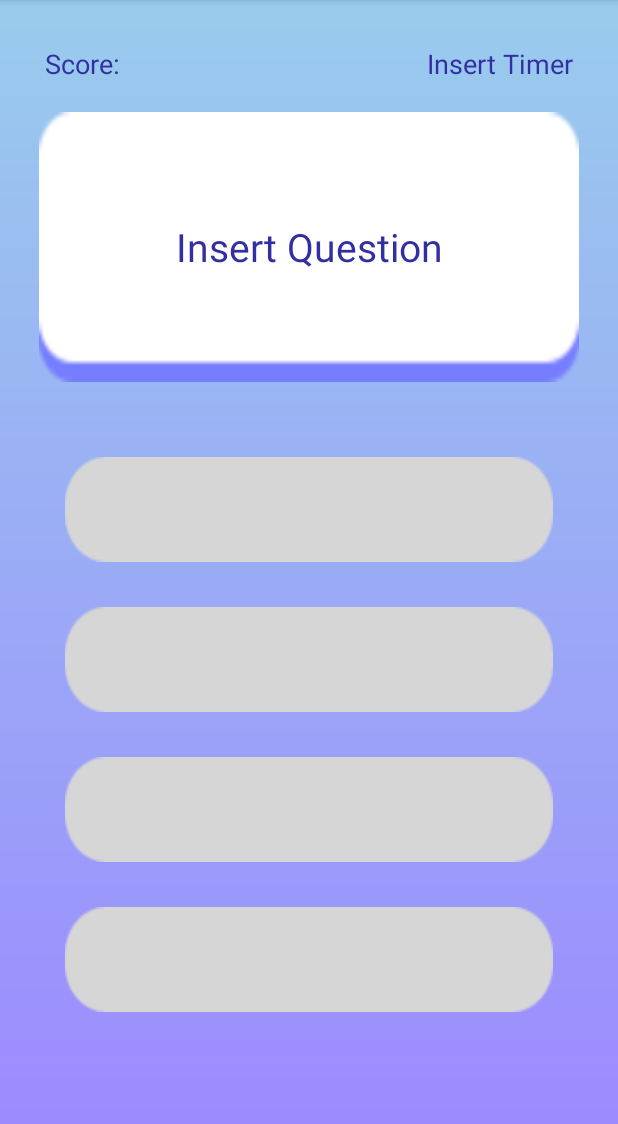
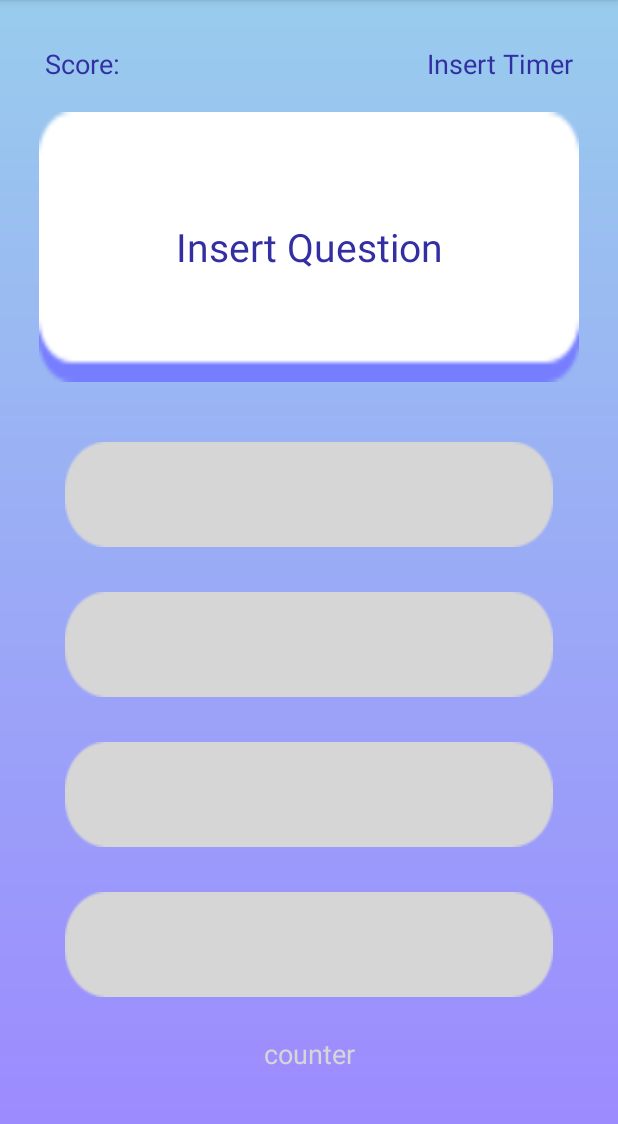
Before and after one commit to tishttash/IM2073-Mobile-App, an Android app: the screen it shows after launch (MainActivity), on a phone screen of 412 x 824 dp, the part 84-1208 px from its top. Run offline under Robolectric (Android 15) with nearby library versions, the phone set to English and light mode, and no system bars; 1 statement that could not run was skipped.

Commit message:
tracking of remaining qns placeholder

```diff
--- a/app/src/main/res/layout/activity_main.xml
+++ b/app/src/main/res/layout/activity_main.xml
@@ -10,6 +10,7 @@
     android:background="@drawable/background"
     tools:context=".MainActivity">
 
+
     <RelativeLayout
         android:layout_width="match_parent"
         android:layout_height="wrap_content"
@@ -17,7 +18,6 @@
         android:layout_marginLeft="30dp"
         android:layout_marginRight="30dp"
         android:orientation="horizontal">
-
 
     <TextView
         android:id="@+id/textView2"
@@ -62,7 +62,7 @@
 
     <Button
         android:layout_gravity="center"
-        android:layout_marginTop="50dp"
+        android:layout_marginTop="40dp"
         android:id="@+id/editText"
         android:textAllCaps="false"
         android:textColor="@color/white"
@@ -113,4 +113,24 @@
         android:layout_width="325dp"
         android:layout_height="70dp" />
 
+    <LinearLayout
+        android:layout_marginTop="25dp"
+        android:layout_gravity="center"
+        android:layout_width="wrap_content"
+        android:layout_height="wrap_content"
+        android:orientation="vertical"
+        android:gravity="center" >
+
+        <TextView
+            android:textAlignment="center"
+            android:id="@+id/questionTracker"
+            android:textColor="@color/white"
+            android:textSize="18sp"
+            android:layout_width="80dp"
+            android:lineSpacingExtra="6dp"
+            android:layout_height="wrap_content"
+            android:text="counter" />
+
+    </LinearLayout>
+
 </LinearLayout>
```
